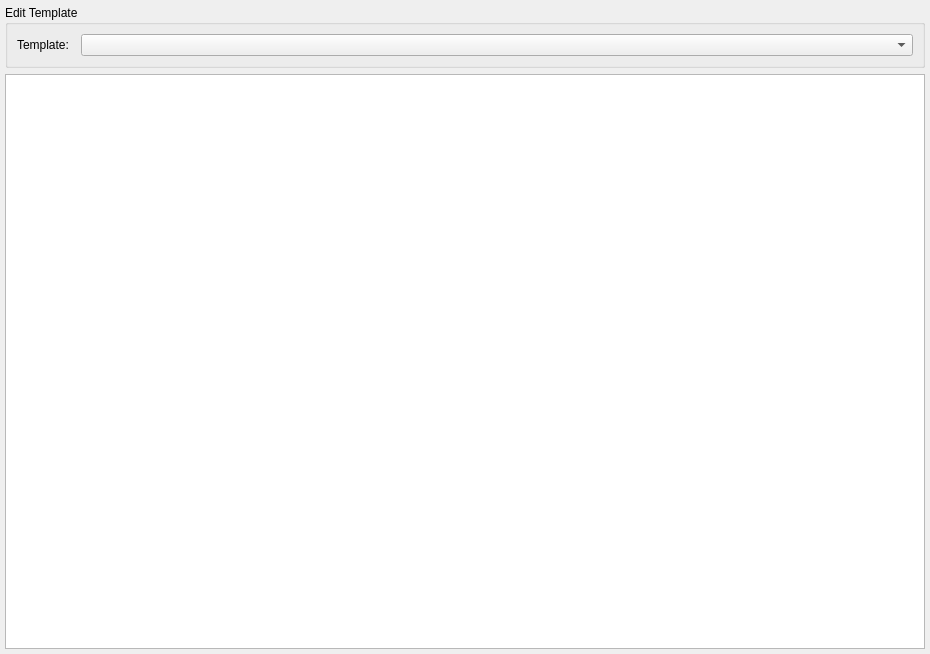
Qt form ui/src/importtemplatepanel.ui (karlmoad/TroopTreasurer) before a commit.
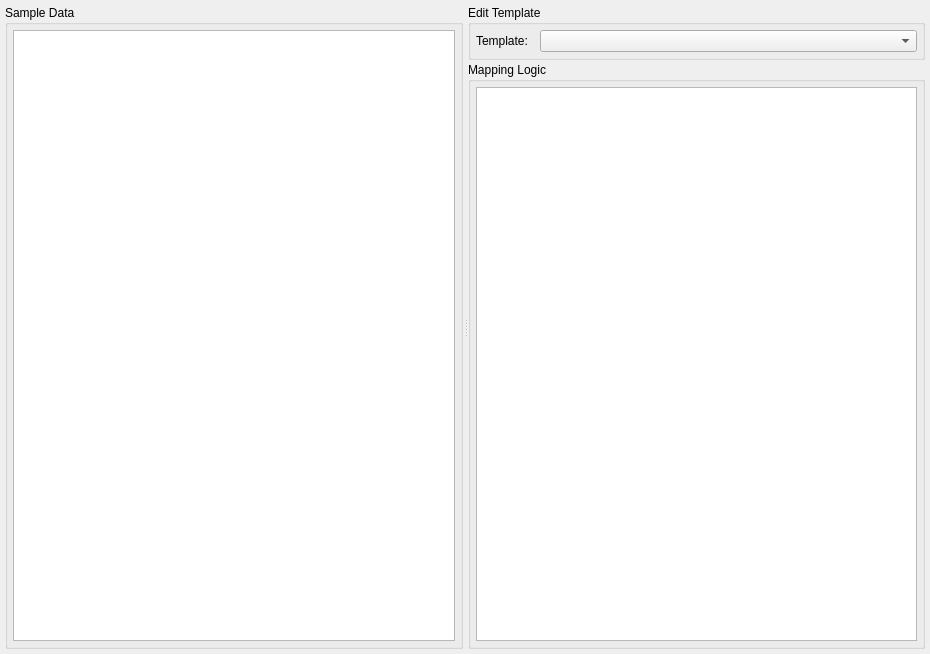
The same form after that commit.

Commit message: dev - import data methods

The edit to the form file:
```diff
--- a/ui/src/importtemplatepanel.ui
+++ b/ui/src/importtemplatepanel.ui
@@ -13,7 +13,10 @@
   <property name="windowTitle">
    <string>Form</string>
   </property>
-  <layout class="QVBoxLayout" name="verticalLayout_2">
+  <layout class="QVBoxLayout" name="verticalLayout_5">
+   <property name="spacing">
+    <number>0</number>
+   </property>
    <property name="leftMargin">
     <number>5</number>
    </property>
@@ -25,13 +28,66 @@
    </property>
    <property name="bottomMargin">
     <number>5</number>
+   </property>
+   <item>
+    <widget class="QSplitter" name="splitter">
+     <property name="orientation">
+      <enum>Qt::Horizontal</enum>
+     </property>
+     <property name="handleWidth">
+      <number>5</number>
+     </property>
+     <widget class="QGroupBox" name="groupBox_2">
+      <property name="title">
+       <string>Sample Data</string>
+      </property>
+      <layout class="QVBoxLayout" name="verticalLayout_3">
+       <property name="leftMargin">
+        <number>5</number>
+       </property>
+       <property name="topMargin">
+        <number>5</number>
+       </property>
+       <property name="rightMargin">
+        <number>5</number>
+       </property>
+       <property name="bottomMargin">
+        <number>5</number>
+       </property>
+       <item>
+        <widget class="QTableView" name="tableData"/>
+       </item>
+      </layout>
+     </widget>
+     <widget class="QWidget" name="">
+      <layout class="QVBoxLayout" name="verticalLayout_4">
+       <property name="spacing">
+        <number>2</number>
    </property>
    <item>
     <widget class="QGroupBox" name="groupBox">
+         <property name="sizePolicy">
+          <sizepolicy hsizetype="Preferred" vsizetype="Fixed">
+           <horstretch>0</horstretch>
+           <verstretch>0</verstretch>
+          </sizepolicy>
+         </property>
      <property name="title">
       <string>Edit Template</string>
      </property>
      <layout class="QVBoxLayout" name="verticalLayout">
+          <property name="leftMargin">
+           <number>5</number>
+          </property>
+          <property name="topMargin">
+           <number>5</number>
+          </property>
+          <property name="rightMargin">
+           <number>5</number>
+          </property>
+          <property name="bottomMargin">
+           <number>5</number>
+          </property>
       <item>
        <layout class="QHBoxLayout" name="horizontalLayout">
         <item>
@@ -68,6 +124,24 @@
     </widget>
    </item>
    <item>
+        <widget class="QGroupBox" name="groupBox_3">
+         <property name="title">
+          <string>Mapping Logic</string>
+         </property>
+         <layout class="QVBoxLayout" name="verticalLayout_2">
+          <property name="leftMargin">
+           <number>5</number>
+          </property>
+          <property name="topMargin">
+           <number>5</number>
+          </property>
+          <property name="rightMargin">
+           <number>5</number>
+          </property>
+          <property name="bottomMargin">
+           <number>5</number>
+          </property>
+          <item>
     <widget class="QTableView" name="tableTemplate">
      <property name="editTriggers">
       <set>QAbstractItemView::NoEditTriggers</set>
@@ -84,6 +158,13 @@
      <attribute name="horizontalHeaderStretchLastSection">
       <bool>true</bool>
      </attribute>
+           </widget>
+          </item>
+         </layout>
+        </widget>
+       </item>
+      </layout>
+     </widget>
     </widget>
    </item>
   </layout>
```
Lines whose indentation alone changed are shown as unchanged. The commit also changes 12 other files.
